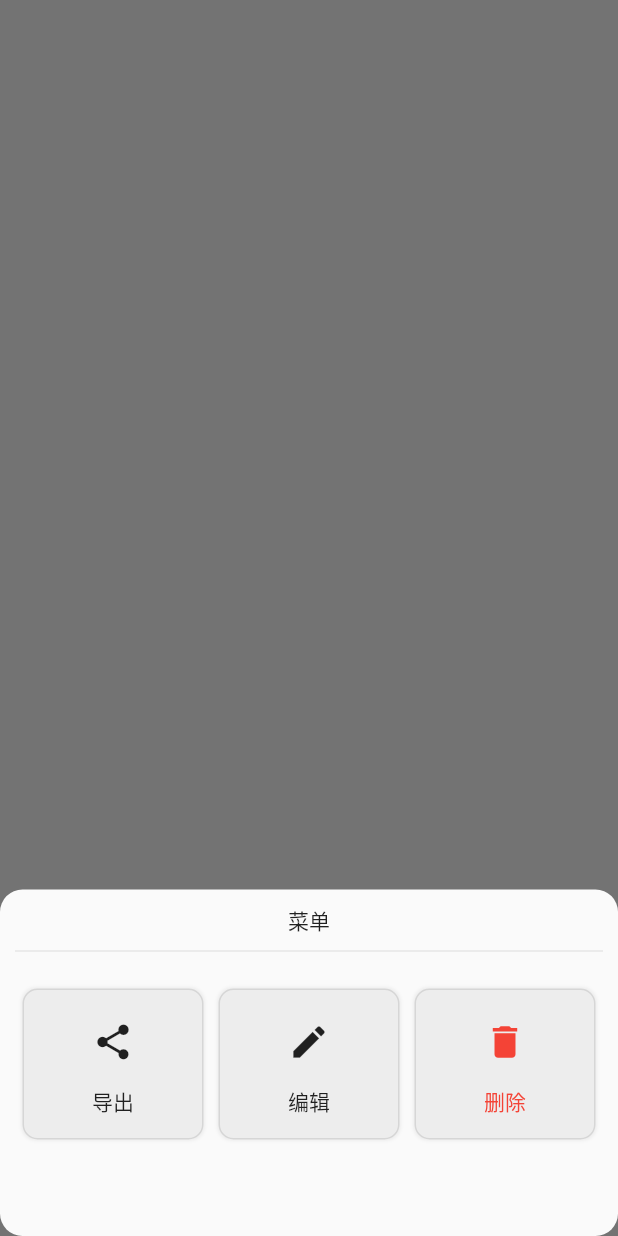
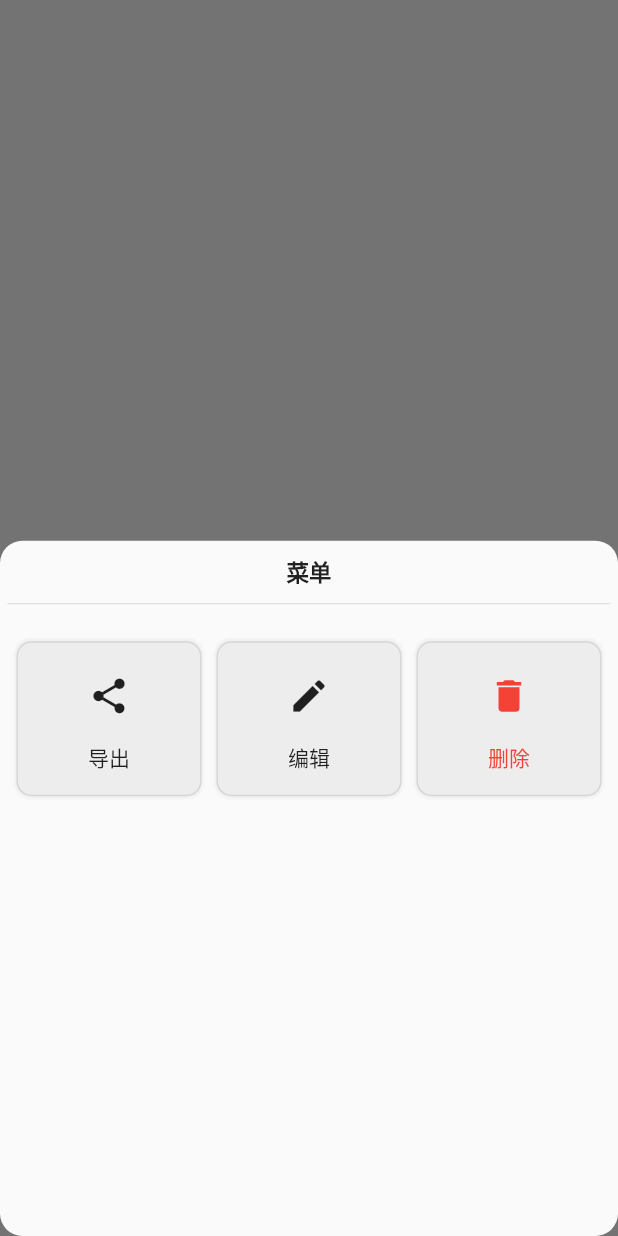
Before and after one commit to qi-xmu/zapi, a Flutter app: what showGroupMenu() shows on an empty page, opened directly with empty values, on a phone screen of 412 x 824 dp. Run offline on Flutter 3.47's test engine with Material 2 defaults, Android fonts, the light colour scheme and no system bars; our stand-ins replace dio, flutter_easyloading, flutter_speed_dial, select_form_field, shared_preferences; accounts and stored records are empty.

Commit message:
menu存在bug

```diff
--- /dev/null
+++ b/lib/components/Menu/group_menu.dart
@@ -0,0 +1,62 @@
+part of menu;
+
+const groupMenuText = ['导出', '编辑', '删除'];
+const groupMenuIcon = [Icons.share, Icons.edit, Icons.delete, Icons.abc];
+List<Color> groupMenuColor = [lightColor, lightColor, Colors.red, Colors.black];
+
+const cardMenuAction = [outGroup, editGroup, deleteGroup, deleteGroup];
+
+showGroupMenu(BuildContext context, ApiGroup group) async {
+  if (isDarkMode(context)) {
+    groupMenuColor[0] = darkColor;
+    groupMenuColor[1] = darkColor;
+  }
+  await showModalBottomSheet(
+    context: context,
+    shape: RoundedRectangleBorder(borderRadius: BorderRadius.circular(15)),
+    builder: (context) => Padding(
+        padding: const EdgeInsets.symmetric(vertical: verPadding * 2, horizontal: horPadding),
+        child: Column(children: [
+          const TitleText("菜单"),
+          Column(children: [
+            const Divider(height: 20),
+            Container(
+              height: 200,
+              constraints: const BoxConstraints(maxWidth: 400),
+              child: GridView.count(
+                crossAxisCount: 3,
+                children: List.generate(
+                  groupMenuText.length,
+                  (i) => TIconText(
+                    text: groupMenuText[i],
+                    icon: groupMenuIcon[i],
+                    color: groupMenuColor[i],
+                    onTap: () => cardMenuAction[i](context, group),
+                  ),
+                ),
+              ),
+            )
+          ]),
+        ])),
+  );
+  //
+}
+
+outGroup(BuildContext context, ApiGroup group) {
+  Navigator.of(context).pop();
+}
+
+editGroup(BuildContext context, ApiGroup group) {
+  Navigator.of(context).push(MaterialPageRoute(builder: (context) => AddGroupForm(group: group))).then((value) {
+    Navigator.of(context).pop();
+  });
+}
+
+deleteGroup(BuildContext context, ApiGroup group) {
+  groupList.remove(group);
+  removeGroup(group); // 更新存储
+  showSuccBlock("删除成功");
+
+  //
+  Navigator.of(context).pop();
+}
--- a/lib/components/Menu/menu.dart
+++ /dev/null
@@ -1,60 +0,0 @@
-part of menu;
-
-const groupMenuText = ['导出', '编辑', '删除'];
-const groupMenuIcon = [Icons.share, Icons.edit, Icons.delete];
-List<Color> groupMenuColor = [lightColor, lightColor, Colors.red];
-
-const cardMenuAction = [outGroup, editGroup, deleteGroup];
-
-showGroupMenu(BuildContext context, ApiGroup group) async {
-  if (isDarkMode(context)) {
-    groupMenuColor[0] = darkColor;
-    groupMenuColor[1] = darkColor;
-  }
-  await showModalBottomSheet(
-    context: context,
-    isDismissible: false,
-    shape: RoundedRectangleBorder(borderRadius: BorderRadius.circular(15)),
-    builder: (context) => BottomMenu(
-      title: const Text("菜单"),
-      content: Column(children: [
-        const Divider(height: 20),
-        SizedBox(
-          height: boxSize * 2,
-          child: GridView.count(
-            crossAxisCount: 3,
-            children: List.generate(
-              groupMenuText.length,
-              (i) => TIconText(
-                text: groupMenuText[i],
-                icon: groupMenuIcon[i],
-                color: groupMenuColor[i],
-                onTap: () => cardMenuAction[i](context, group),
-              ),
-            ),
-          ),
-        ),
-      ]),
-    ),
-  );
-  //
-}
-
-outGroup(BuildContext context, ApiGroup group) {
-  Navigator.of(context).pop();
-}
-
-editGroup(BuildContext context, ApiGroup group) {
-  Navigator.of(context).push(MaterialPageRoute(builder: (context) => AddGroupForm(group: group))).then((value) {
-    Navigator.of(context).pop();
-  });
-}
-
-deleteGroup(BuildContext context, ApiGroup group) {
-  groupList.remove(group);
-  removeGroup(group); // 更新存储
-  showSuccBlock("删除成功");
-
-  //
-  Navigator.of(context).pop();
-}
--- a/lib/components/Menu/mod.dart
+++ b/lib/components/Menu/mod.dart
@@ -12,4 +12,4 @@ import 'package:zapi/utils/standard.dart';
 import 'package:zapi/utils/tools.dart';
 
 part 'widgets.dart';
-part 'menu.dart';
+part 'group_menu.dart';
--- a/lib/components/Menu/widgets.dart
+++ b/lib/components/Menu/widgets.dart
@@ -8,13 +8,9 @@ class BottomMenu extends StatelessWidget {
 
   @override
   Widget build(BuildContext context) {
-    return Container(
-      color: const Color(0x00000000),
-      // body: BackdropFilter(filter: ImageFilter.blur(sigmaX: 2, sigmaY: 2), child: const SizedBox()),
-      child: Padding(
-        padding: const EdgeInsets.all(10),
-        child: Column(mainAxisSize: MainAxisSize.min, children: [title, content]),
-      ),
+    return Padding(
+      padding: const EdgeInsets.all(10),
+      child: Column(mainAxisSize: MainAxisSize.min, children: [title, content]),
     );
   }
 }
@@ -29,12 +25,10 @@ class TIconText extends StatelessWidget {
   @override
   Widget build(BuildContext context) {
     return CardContainer(
+        width: boxSize,
+        height: boxSize,
         margin: const EdgeInsets.symmetric(vertical: verMargin, horizontal: horMargin),
         padding: const EdgeInsets.symmetric(vertical: verPadding, horizontal: horPadding),
-        constraints: const BoxConstraints(
-          maxHeight: boxSize,
-          maxWidth: boxSize,
-        ),
         child: InkWell(
           onTap: onTap,
           borderRadius: BorderRadius.circular(radius),
```
